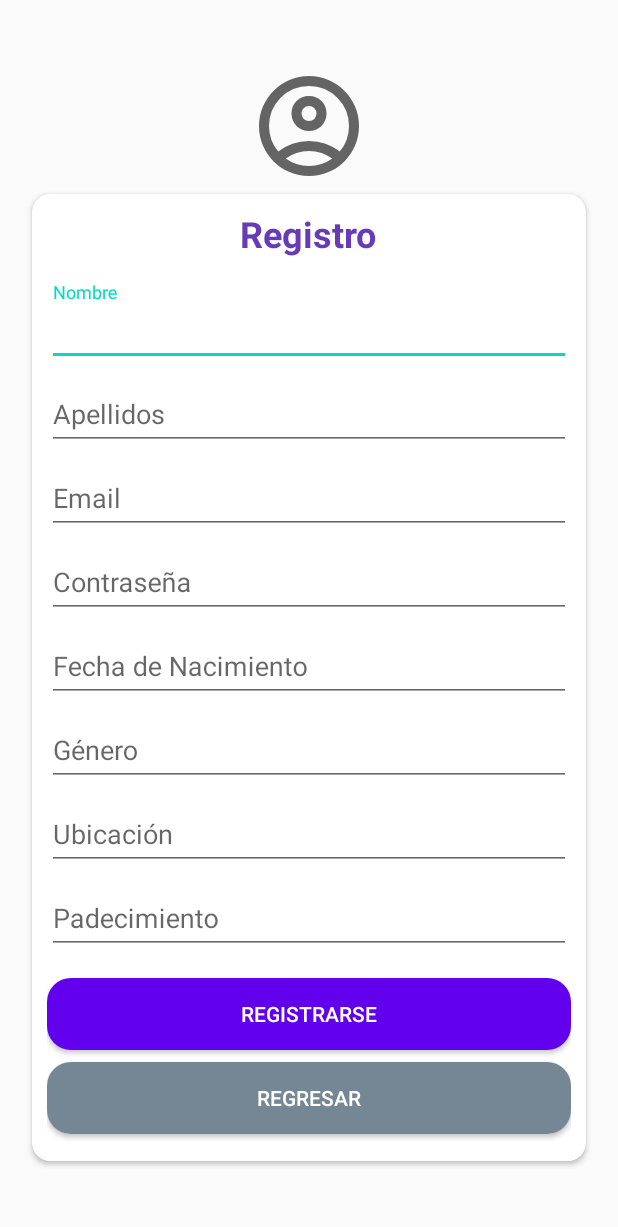
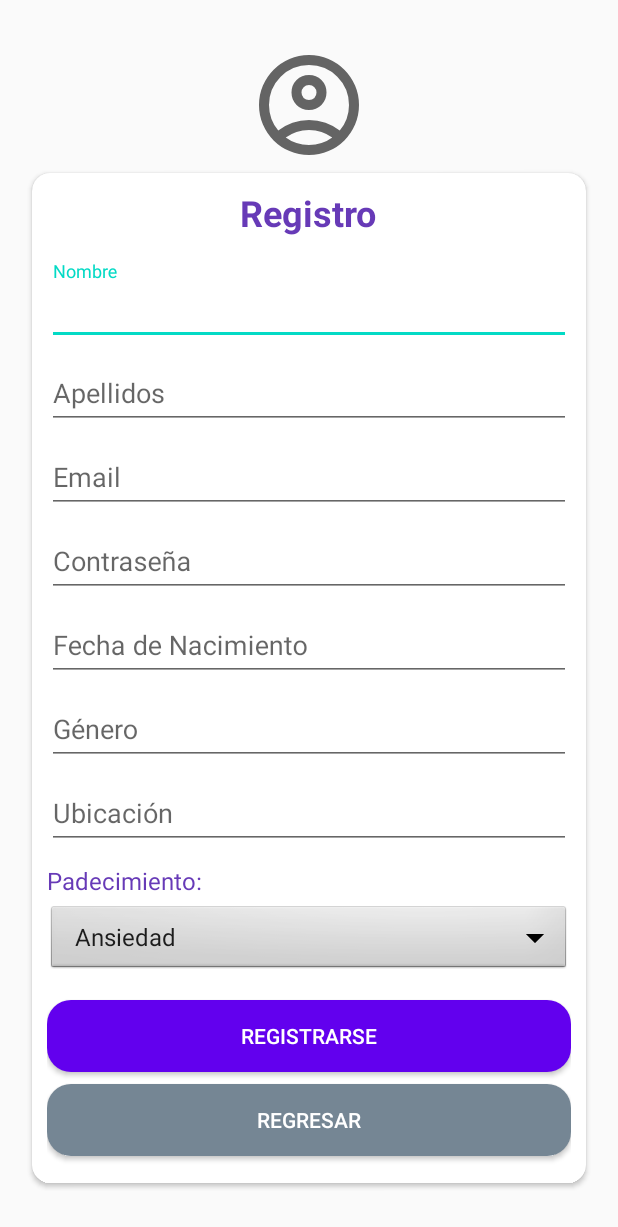
Before and after one commit to SilverRampage/PsicoProfiler, an Android app built with Jetpack Compose: the RegistroActivity screen opened directly, with no data from a screen before it, after a tap on "REGISTRARSE", on a phone screen of 412 x 824 dp. Shown: the top 1227 px of the screen. Run offline under Robolectric (Android 15) with nearby library versions, the phone set to English and light mode, and no system bars.

Commit message:
Adicion de recursos y cambios a las vistas

```diff
--- a/app/src/main/java/com/example/psycoprofiler/RegistroActivity.kt
+++ b/app/src/main/java/com/example/psycoprofiler/RegistroActivity.kt
@@ -3,8 +3,10 @@ package com.example.psycoprofiler
 import android.os.Bundle
 import androidx.appcompat.app.AppCompatActivity
 import android.content.Intent
+import android.widget.ArrayAdapter
 import android.widget.Button
 import android.widget.EditText
+import android.widget.Spinner
 import android.widget.Toast
 import okhttp3.Call
 import okhttp3.Callback
@@ -21,7 +23,7 @@ class RegistroActivity : AppCompatActivity() {
     private val client = OkHttpClient()
 
     // Definir constantes para URL y MediaType
-    private val url = "http://18.118.234.197:5000/api/users/register"
+    private val url = "http://18.118.234.197:5000/registro"
     private val JSON = "application/json; charset=utf-8".toMediaType()
 
     private lateinit var etNombre: EditText
@@ -32,12 +34,28 @@ class RegistroActivity : AppCompatActivity() {
     private lateinit var etGenero: EditText
     private lateinit var etUbicacion: EditText
     private lateinit var etPadecimiento: EditText
+    private lateinit var spinnerPadecimiento: Spinner
     private lateinit var btnRegistro: Button
     private lateinit var btnReturn: Button
 
     override fun onCreate(savedInstanceState: Bundle?) {
         super.onCreate(savedInstanceState)
         setContentView(R.layout.activity_registro)
+
+        // Inicializar vistas
+        spinnerPadecimiento = findViewById(R.id.spinnerPadecimiento)
+
+        // Opciones del Spinner
+        val padecimientos = listOf("Ansiedad", "Estrés", "Depresión", "TDHA")
+
+        // Configurar el Adapter del Spinner
+        val adapter = ArrayAdapter(
+            this,
+            android.R.layout.simple_spinner_item,
+            padecimientos
+        )
+        adapter.setDropDownViewResource(android.R.layout.simple_spinner_dropdown_item)
+        spinnerPadecimiento.adapter = adapter
 
         // Usar apply para inicializar vistas
         apply {
@@ -48,7 +66,6 @@ class RegistroActivity : AppCompatActivity() {
             etFechaNacimiento = findViewById(R.id.etFechaNacimiento)
             etGenero = findViewById(R.id.etGenero)
             etUbicacion = findViewById(R.id.etUbicacion)
-            etPadecimiento = findViewById(R.id.etPadecimiento)
             btnRegistro = findViewById(R.id.btnRegistro)
             btnReturn = findViewById(R.id.btnReturn)
         }
@@ -56,6 +73,8 @@ class RegistroActivity : AppCompatActivity() {
         btnRegistro.setOnClickListener {
             if (validarCampos()) {
                 // Crear un objeto User con los datos del formulario
+                val padecimientoSeleccionado = spinnerPadecimiento.selectedItem.toString()
+                println(padecimientoSeleccionado)
                 val user = User(
                     etNombre.text.toString(),
                     etApellidos.text.toString(),
@@ -64,9 +83,9 @@ class RegistroActivity : AppCompatActivity() {
                     etFechaNacimiento.text.toString(),
                     etGenero.text.toString(),
                     etUbicacion.text.toString(),
-                    etPadecimiento.text.toString()
+                    padecimientoSeleccionado
                 )
-
+                println(user)
                 registrarUsuario(user)
             } else {
                 Toast.makeText(this, "Por favor, completa todos los campos", Toast.LENGTH_SHORT).show()
@@ -83,21 +102,21 @@ class RegistroActivity : AppCompatActivity() {
     private fun validarCampos(): Boolean {
         return listOf(
             etNombre.text, etApellidos.text, etEmail.text, etPassword.text,
-            etFechaNacimiento.text, etGenero.text, etUbicacion.text, etPadecimiento.text
-        ).all { it.isNotEmpty() }
+            etFechaNacimiento.text, etGenero.text, etUbicacion.text
+        ).all { it.isNotEmpty() } && spinnerPadecimiento.selectedItemPosition != -1
     }
 
     private fun registrarUsuario(user: User) {
         // Crear el JSON utilizando los datos del objeto User
         val json = JSONObject().apply {
-            put("name", user.name)
-            put("lastname", user.lastname)
+            put("nombre", user.nombre)
+            put("apellido", user.apellido)
             put("email", user.email)
             put("password", user.password)
-            put("birthday", user.birthday)
-            put("gender", user.gender)
-            put("address", user.address)
-            put("suffering", user.suffering)
+            put("fechaNacimiento", user.fechaNacimiento)
+            put("genero", user.genero)
+            put("ubicacion", user.ubicacion)
+            put("padecimiento", user.padecimiento)
         }
 
         // Crear el body para la solicitud POST
--- a/app/src/main/res/layout/activity_registro.xml
+++ b/app/src/main/res/layout/activity_registro.xml
@@ -128,16 +128,22 @@
                         android:layout_height="wrap_content" />
                 </com.google.android.material.textfield.TextInputLayout>
 
-                <!-- Padecimiento Input -->
-                <com.google.android.material.textfield.TextInputLayout
+                <!-- Padecimiento Spinner -->
+                <TextView
                     android:layout_width="match_parent"
                     android:layout_height="wrap_content"
-                    android:hint="Padecimiento">
-                    <com.google.android.material.textfield.TextInputEditText
-                        android:id="@+id/etPadecimiento"
-                        android:layout_width="match_parent"
-                        android:layout_height="wrap_content" />
-                </com.google.android.material.textfield.TextInputLayout>
+                    android:text="Padecimiento:"
+                    android:textSize="16sp"
+                    android:layout_marginTop="10dp"
+                    android:textColor="@color/dark_purple" />
+
+                <Spinner
+                    android:id="@+id/spinnerPadecimiento"
+                    android:layout_width="match_parent"
+                    android:layout_height="wrap_content"
+                    android:background="@android:drawable/btn_dropdown"
+                    android:layout_marginTop="4dp" />
+
 
                 <!-- Register Button -->
                 <Button
```
Also changed, not shown: app/src/main/java/com/example/psycoprofiler/User.kt (+6 -6 lines), app/src/main/res/layout/activity_configuracion_boton.xml (+13 -0 lines), app/src/main/res/drawable/permisos.jpeg (added).
